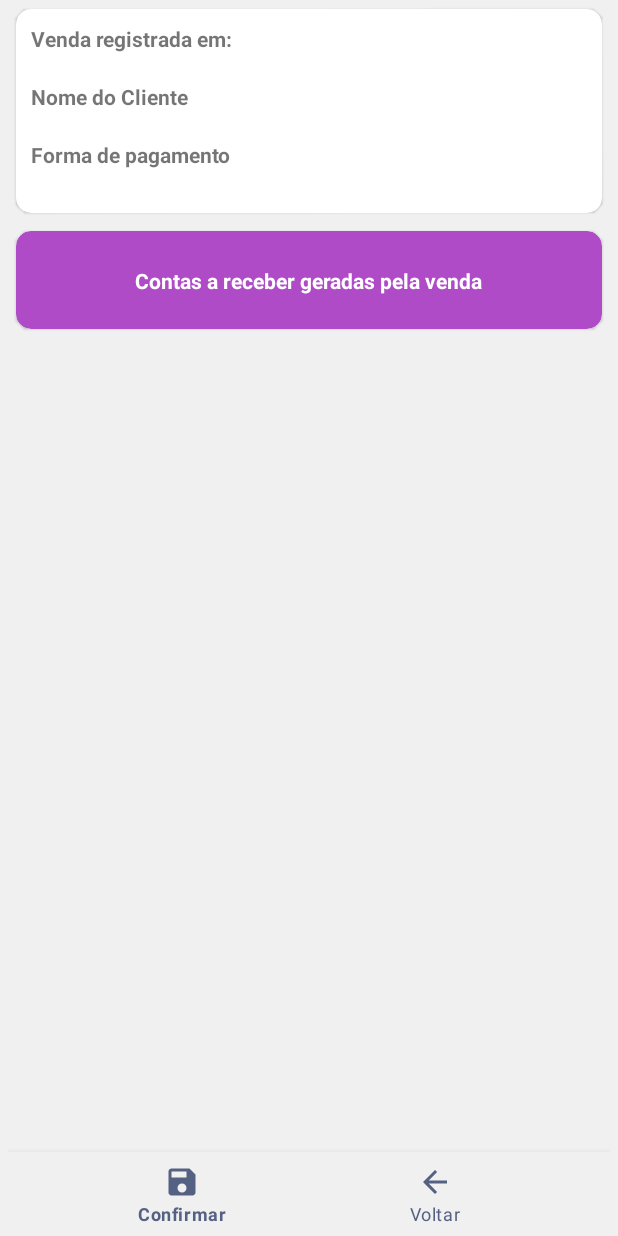
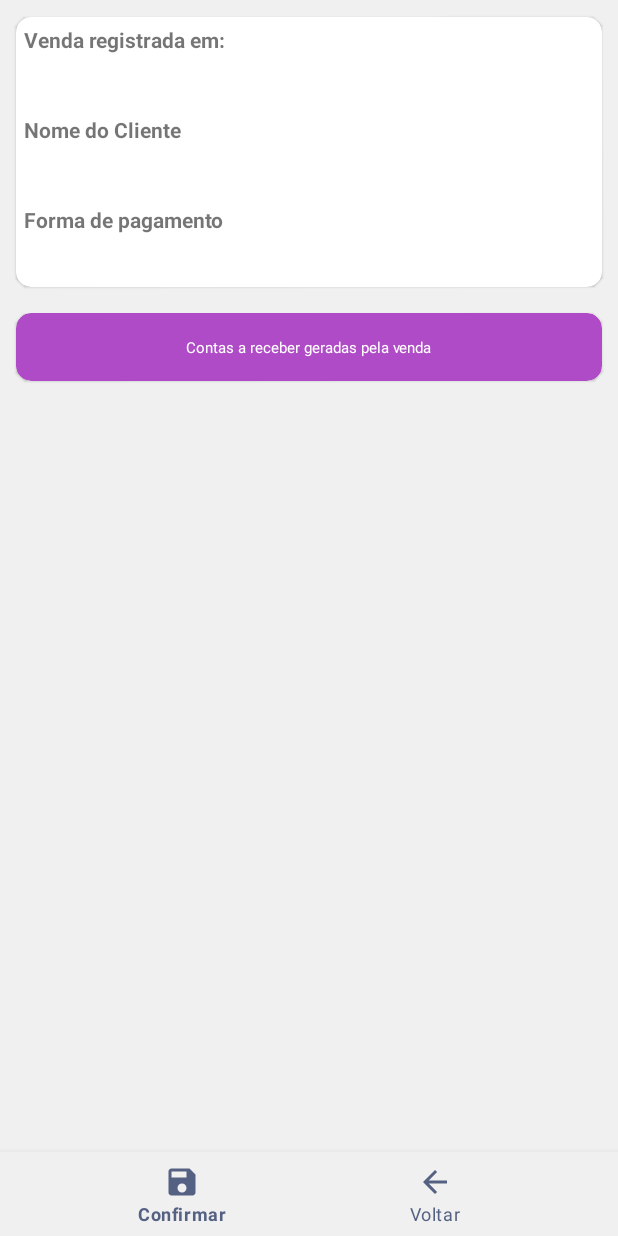
Before and after one commit to produzesistemas/vendasnow_pro, an Android app: the fragment FragmentDetailAccountReceivable shown on its own in the app's theme, on a phone screen of 412 x 824 dp. Run offline under Robolectric (Android 15) with nearby library versions, the phone set to English and light mode, and no system bars; our stand-ins replace Firebase (no records; nobody signed in at launch, a user with empty details on screens opened directly), data binding.

Commit message:
Ajustes no layout e no gráfico de faturamento

```diff
--- a/app/src/main/java/com/produze/sistemas/vendasnow/vendasnowpremium/ui/graphics/FragmentGraphicTopFiveProducts.kt
+++ b/app/src/main/java/com/produze/sistemas/vendasnow/vendasnowpremium/ui/graphics/FragmentGraphicTopFiveProducts.kt
@@ -139,7 +139,7 @@ class FragmentGraphicTopFiveProducts : Fragment(){
         mChart?.setNoDataText("Nenhuma venda encontrada.")
         mChart?.setEntryLabelTextSize(14f)
         mChart?.setEntryLabelColor(Color.TRANSPARENT)
-        mChart?.setExtraOffsets(5f, 5f, 5f, 5f)
+        mChart?.setExtraOffsets(5f, 5f, 5f, 15f)
 
         val l: Legend? = mChart?.legend
         if (l != null) {
--- a/app/src/main/java/com/produze/sistemas/vendasnow/vendasnowpremium/ui/graphics/FragmentGraphicTopFiveServices.kt
+++ b/app/src/main/java/com/produze/sistemas/vendasnow/vendasnowpremium/ui/graphics/FragmentGraphicTopFiveServices.kt
@@ -136,7 +136,7 @@ class FragmentGraphicTopFiveServices : Fragment(){
         mChart?.setNoDataText("Nenhuma venda encontrada.")
         mChart?.setEntryLabelTextSize(14f)
         mChart?.setEntryLabelColor(Color.TRANSPARENT)
-        mChart?.setExtraOffsets(5f, 5f, 5f, 5f)
+        mChart?.setExtraOffsets(5f, 5f, 5f, 15f)
 
         val l: Legend? = mChart?.legend
         if (l != null) {
--- a/app/src/main/res/layout/fragment_detail_account_receivable.xml
+++ b/app/src/main/res/layout/fragment_detail_account_receivable.xml
@@ -5,9 +5,7 @@
 
     <androidx.constraintlayout.widget.ConstraintLayout
         android:layout_width="match_parent"
-        android:layout_height="match_parent"
-        android:layout_marginStart="5dp"
-        android:layout_marginEnd="5dp">
+        android:layout_height="match_parent">
 
         <ProgressBar
             android:id="@+id/progressBar"
@@ -49,13 +47,13 @@
                         app:cardUseCompatPadding="true"
                         app:layout_constraintEnd_toEndOf="parent"
                         app:layout_constraintStart_toStartOf="parent"
-                        app:layout_constraintTop_toTopOf="parent">
+                        app:layout_constraintTop_toTopOf="parent"
+                        android:layout_margin="@dimen/margin_default">
 
                         <androidx.appcompat.widget.LinearLayoutCompat
                             android:id="@+id/linearLayoutInfo"
                             android:layout_width="match_parent"
                             android:layout_height="wrap_content"
-                            android:layout_margin="@dimen/margin_default"
                             android:orientation="vertical">
 
                             <TextView
@@ -63,37 +61,43 @@
                                 style="@style/TextStyleTitleActivity"
                                 android:layout_width="wrap_content"
                                 android:layout_height="match_parent"
+                                android:layout_margin="@dimen/margin_default"
                                 android:text="@string/label_sale_date_register" />
 
                             <TextView
                                 android:id="@+id/textViewSaleDate"
                                 android:layout_width="wrap_content"
-                        android:layout_height="wrap_content" />
+                                android:layout_height="wrap_content"
+                                android:layout_margin="@dimen/margin_default"/>
 
                             <TextView
                                 android:id="@+id/textViewLabelClient"
+                                style="@style/TextStyleTitleActivity"
                                 android:layout_width="wrap_content"
                                 android:layout_height="match_parent"
-                        android:text="@string/label_client_name"
-                        style="@style/TextStyleTitleActivity" />
+                                android:layout_margin="@dimen/margin_default"
+                                android:text="@string/label_client_name" />
 
                             <TextView
                                 android:id="@+id/textViewClient"
                                 android:layout_width="wrap_content"
-                        android:layout_height="wrap_content" />
+                                android:layout_height="wrap_content"
+                                android:layout_margin="@dimen/margin_default"/>
 
                             <TextView
                                 android:id="@+id/textViewLabelPayment"
+                                style="@style/TextStyleTitleActivity"
                                 android:layout_width="wrap_content"
+                                android:layout_margin="@dimen/margin_default"
                                 android:layout_height="match_parent"
-                        android:text="@string/label_payment_form"
-                        style="@style/TextStyleTitleActivity" />
+                                android:text="@string/label_payment_form" />
 
 
                             <TextView
                                 android:id="@+id/textViewPayment"
                                 android:layout_width="wrap_content"
-                        android:layout_height="wrap_content" />
+                                android:layout_height="wrap_content"
+                                android:layout_margin="@dimen/margin_default"/>
 
                         </androidx.appcompat.widget.LinearLayoutCompat>
                     </androidx.cardview.widget.CardView>
@@ -112,7 +116,9 @@
                         android:layout_width="match_parent"
                         android:layout_height="wrap_content"
                         app:cardCornerRadius="10dp"
+                        android:layout_margin="@dimen/margin_default"
                         app:cardElevation="1dp"
+
                         app:cardUseCompatPadding="true"
                         app:layout_constraintEnd_toEndOf="parent"
                         app:layout_constraintStart_toStartOf="parent"
@@ -120,7 +126,7 @@
 
                         <androidx.constraintlayout.widget.ConstraintLayout
                             android:layout_width="match_parent"
-                            android:layout_height="@dimen/height_card_panel"
+                            android:layout_height="@dimen/height_card_panel_small"
                             android:background="@drawable/custom_background_panel_purple">
 
                             <TextView
@@ -129,7 +135,7 @@
                                 android:layout_height="wrap_content"
                                 android:text="@string/label_app_bar_account_receive"
                                 android:textColor="@color/white"
-                                android:theme="@style/TextStyleTitleActivity"
+                                android:theme="@style/TextStyleSmall"
                                 app:layout_constraintBottom_toBottomOf="parent"
                                 app:layout_constraintEnd_toEndOf="parent"
                                 app:layout_constraintStart_toStartOf="parent"
@@ -144,6 +150,7 @@
                         android:id="@+id/recyclerView"
                         android:layout_width="match_parent"
                         android:layout_height="wrap_content"
+                        android:layout_margin="@dimen/margin_default"
                         app:layout_constraintStart_toStartOf="parent"
                         app:layout_constraintTop_toBottomOf="@+id/card" />
 
--- a/app/src/main/res/values/dimens.xml
+++ b/app/src/main/res/values/dimens.xml
@@ -12,7 +12,8 @@
     <dimen name="height_input">30dp</dimen>
     <dimen name="height_button">60dp</dimen>
     <dimen name="height_card_panel">65dp</dimen>
-    <dimen name="margin_default">10dp</dimen>
+    <dimen name="height_card_panel_small">45dp</dimen>
+    <dimen name="margin_default">5dp</dimen>
     <dimen name="margin_6">6sp</dimen>
     <dimen name="margin_7">7sp</dimen>
 
```
Also changed, not shown: app/src/main/java/com/produze/sistemas/vendasnow/vendasnowpremium/repository/RepositorySale.kt (+11 -6 lines), app/src/main/res/layout/card_view_client.xml (+5 -12 lines), app/src/main/res/layout/card_view_product.xml (+10 -7 lines), app/src/main/res/layout/card_view_sale.xml (+5 -5 lines), app/src/main/res/layout/fragment_accounts_receivable.xml (+40 -36 lines), app/src/main/res/layout/fragment_client.xml (+3 -6 lines), app/src/main/res/layout/fragment_product.xml (+3 -6 lines), app/src/main/res/layout/fragment_sale.xml (+40 -36 lines), app/src/main/res/layout/fragment_service.xml (+3 -6 lines). Lines whose indentation alone changed are shown as unchanged.
